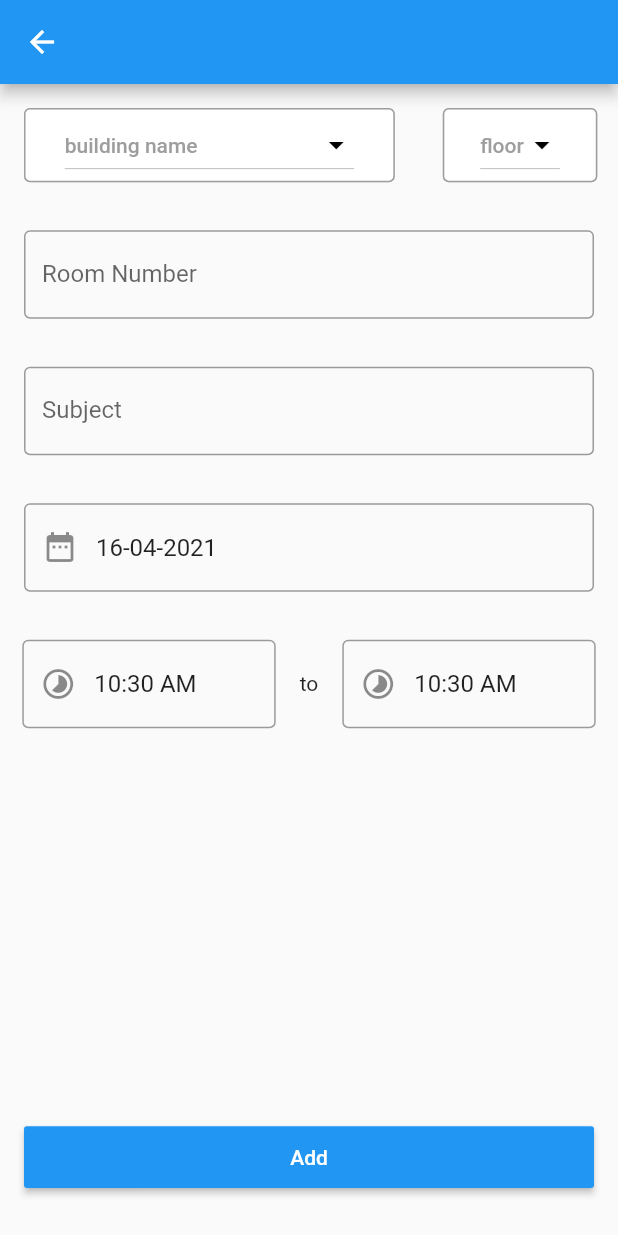
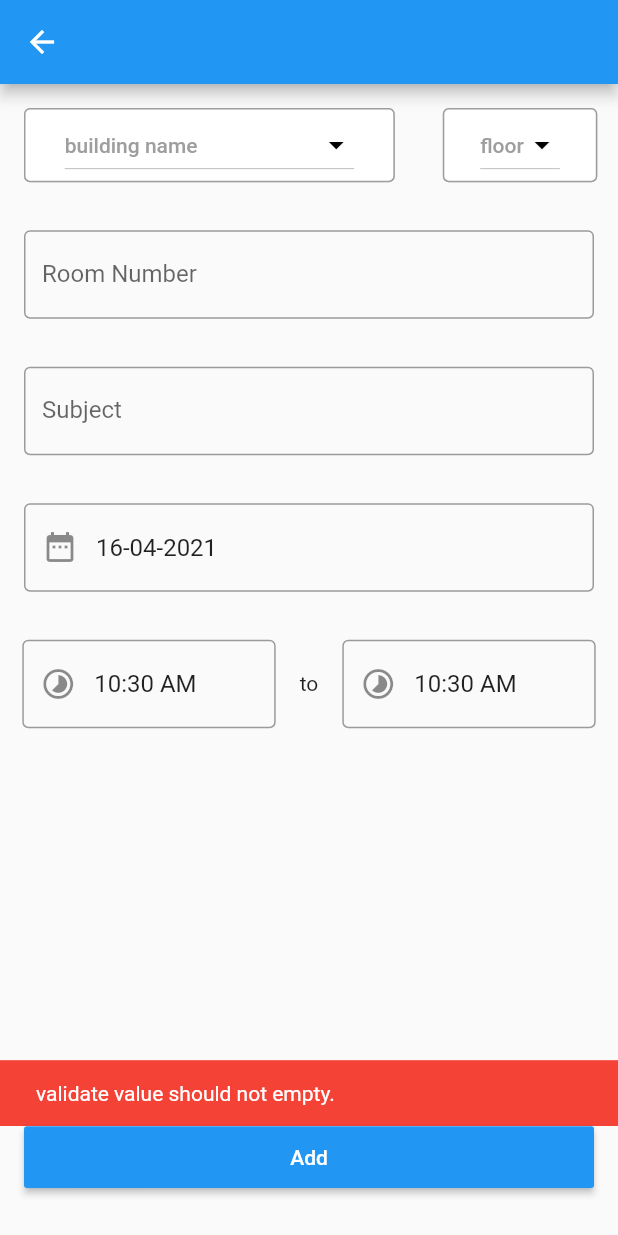
Before and after one commit to monchavin01/reservation_classroom, a Flutter app: the AddReserveRoomScreen screen opened directly, after a tap on "Add", on a phone screen of 412 x 824 dp. Run offline on Flutter 3.47's test engine with Material 2 defaults, Android fonts, the phone set to English and light mode, and no system bars; our stand-ins replace cloud_firestore, firebase_core; accounts and stored records are empty.

Commit message:
check validate add snackbar when value is not empty

```diff
--- a/lib/screens/addReserveRoom.dart
+++ b/lib/screens/addReserveRoom.dart
@@ -12,6 +12,7 @@ class _AddReserveRoomScreenState extends State<AddReserveRoomScreen> {
   final firestoreInstance = FirebaseFirestore.instance;
   var _chosenValueCollection;
   var _chosenValueDoc;
+  final _scaffoldKey = GlobalKey<ScaffoldState>();
 
   TextEditingController dateController = TextEditingController();
   TextEditingController roomNumberController = TextEditingController();
@@ -35,6 +36,7 @@ class _AddReserveRoomScreenState extends State<AddReserveRoomScreen> {
   @override
   Widget build(BuildContext context) {
     return Scaffold(
+      key: _scaffoldKey,
       appBar: AppBar(),
       body: Column(
         children: [
@@ -64,16 +66,10 @@ class _AddReserveRoomScreenState extends State<AddReserveRoomScreen> {
               ],
             ),
           ),
+          _buildTextFormField('Room Number', 'Enter Room Number',
+              roomNumberController, validate),
           _buildTextFormField(
-            'Room Number',
-            'Enter Room Number',
-            roomNumberController,
-          ),
-          _buildTextFormField(
-            'Subject',
-            'Enter Subject',
-            subjectController,
-          ),
+              'Subject', 'Enter Subject', subjectController, validate),
           _buildDateFormField(),
           Row(
             mainAxisAlignment: MainAxisAlignment.center,
@@ -85,7 +81,7 @@ class _AddReserveRoomScreenState extends State<AddReserveRoomScreen> {
               ),
               _buildTimeFormField(timeToController),
             ],
-          )
+          ),
         ],
       ),
       bottomNavigationBar: Padding(
@@ -103,6 +99,14 @@ class _AddReserveRoomScreenState extends State<AddReserveRoomScreen> {
         ),
       ),
     );
+  }
+
+  String validate(String value) {
+    print("value");
+    if (value == null || value.isEmpty) {
+      return 'Please enter some text';
+    }
+    return null;
   }
 
   List<String> checkCondition() {
@@ -183,17 +187,12 @@ class _AddReserveRoomScreenState extends State<AddReserveRoomScreen> {
     );
   }
 
-  Widget _buildTextFormField(
-      String lebelText, String hintText, TextEditingController controller) {
+  Widget _buildTextFormField(String lebelText, String hintText,
+      TextEditingController controller, validate) {
     return Padding(
       padding: const EdgeInsets.all(16.0),
       child: TextFormField(
-        validator: (value) {
-          if (value == null || value.isEmpty) {
-            return 'Please enter some text';
-          }
-          return null;
-        },
+        validator: validate,
         controller: controller,
         decoration: InputDecoration(
           labelText: lebelText,
@@ -220,7 +219,7 @@ class _AddReserveRoomScreenState extends State<AddReserveRoomScreen> {
   }
 
   Future<void> _selectTime(BuildContext context) async {
-    final TimeOfDay picked_s = await showTimePicker(
+    final TimeOfDay picked = await showTimePicker(
         context: context,
         initialTime: selectedTime,
         builder: (BuildContext context, Widget child) {
@@ -230,27 +229,44 @@ class _AddReserveRoomScreenState extends State<AddReserveRoomScreen> {
           );
         });
 
-    if (picked_s != null && picked_s != selectedTime)
+    if (picked != null && picked != selectedTime)
       setState(() {
-        selectedTime = picked_s;
-        String resultFormatTime = picked_s.format(context);
+        selectedTime = picked;
+        String resultFormatTime = picked.format(context);
         timeFromController.text = resultFormatTime;
       });
   }
 
   void _onPressed(BuildContext context) {
-    firestoreInstance
-        .collection("test")
-        .doc("15-building")
-        .collection("2")
-        .add({
-      "date": "23/02/2564",
-      "roomNumber": "9004",
-      "subject": "math",
-      "timeFromSchedule": "01.02 AM",
-      "timeToSchedule": "04.05 AM",
-    }).then((value) {
-      // _showMyDialog(context);
-    });
+    if (_chosenValueCollection == null ||
+        _chosenValueCollection.isEmpty ||
+        _chosenValueDoc == null ||
+        _chosenValueDoc.isEmpty ||
+        roomNumberController.text.isEmpty ||
+        roomNumberController.text == null ||
+        subjectController.text.isEmpty ||
+        subjectController.text == null) {
+      _scaffoldKey.currentState.showSnackBar(SnackBar(
+        content: Text('validate value should not empty.'),
+        backgroundColor: Colors.red,
+      ));
+    } else {
+      firestoreInstance
+          .collection("reservation-classroom")
+          .doc(_chosenValueCollection)
+          .collection(_chosenValueDoc)
+          .add({
+        "date": dateController.text,
+        "roomNumber": roomNumberController.text,
+        "subject": subjectController.text,
+        "timeFromSchedule": timeFromController.text,
+        "timeToSchedule": timeToController.text,
+      }).then((value) {
+        _scaffoldKey.currentState.showSnackBar(SnackBar(
+          content: Text('success.'),
+          backgroundColor: Colors.green,
+        ));
+      });
+    }
   }
 }
```
